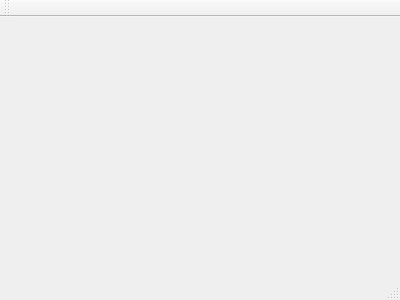
Before: the Qt Designer form qt_simple_unav_project/mainwindow.ui in officinerobotiche/simple_unav_console, drawn with Qt 5.
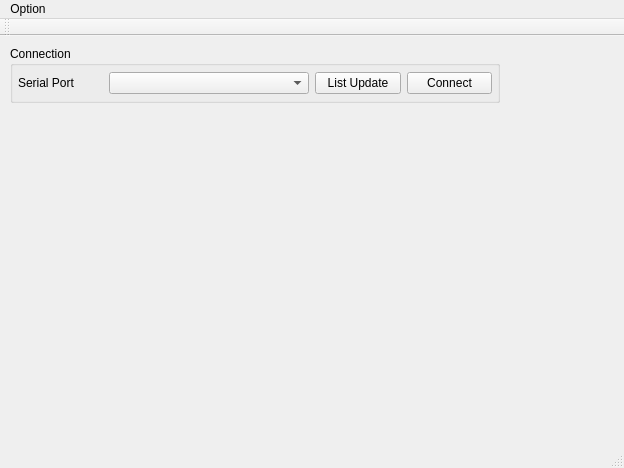
After: the same form once the commit is applied. Custom widgets are drawn as their Qt base class.

Commit message: Started GUI definition  * added GUI to set motor parameters  * added interface to connect to uNav

Patch:
```diff
--- a/qt_simple_unav_project/mainwindow.ui
+++ b/qt_simple_unav_project/mainwindow.ui
@@ -6,8 +6,8 @@
    <rect>
     <x>0</x>
     <y>0</y>
-    <width>400</width>
-    <height>300</height>
+    <width>624</width>
+    <height>468</height>
    </rect>
   </property>
   <property name="windowTitle">
@@ -17,8 +17,8 @@
    <widget class="QJoypad" name="widget" native="true">
     <property name="geometry">
      <rect>
-      <x>10</x>
-      <y>10</y>
+      <x>300</x>
+      <y>70</y>
       <width>200</width>
       <height>200</height>
      </rect>
@@ -36,16 +36,103 @@
      </size>
     </property>
    </widget>
+   <widget class="QGroupBox" name="groupBox_17">
+    <property name="geometry">
+     <rect>
+      <x>10</x>
+      <y>10</y>
+      <width>490</width>
+      <height>57</height>
+     </rect>
+    </property>
+    <property name="title">
+     <string>Connection</string>
+    </property>
+    <layout class="QGridLayout" name="gridLayout_18">
+     <property name="leftMargin">
+      <number>5</number>
+     </property>
+     <property name="topMargin">
+      <number>5</number>
+     </property>
+     <property name="rightMargin">
+      <number>5</number>
+     </property>
+     <property name="bottomMargin">
+      <number>5</number>
+     </property>
+     <property name="spacing">
+      <number>3</number>
+     </property>
+     <item row="0" column="0">
+      <layout class="QHBoxLayout" name="horizontalLayout_11">
+       <item>
+        <widget class="QLabel" name="label_7">
+         <property name="text">
+          <string>Serial Port</string>
+         </property>
+        </widget>
+       </item>
+       <item>
+        <widget class="QComboBox" name="comboBox_serial_port">
+         <property name="minimumSize">
+          <size>
+           <width>200</width>
+           <height>0</height>
+          </size>
+         </property>
+        </widget>
+       </item>
+       <item>
+        <widget class="QPushButton" name="pushButton_update_serial_list">
+         <property name="sizePolicy">
+          <sizepolicy hsizetype="Preferred" vsizetype="Fixed">
+           <horstretch>0</horstretch>
+           <verstretch>0</verstretch>
+          </sizepolicy>
+         </property>
+         <property name="text">
+          <string>List Update</string>
+         </property>
+        </widget>
+       </item>
+       <item>
+        <widget class="QPushButton" name="pushButton_connect">
+         <property name="sizePolicy">
+          <sizepolicy hsizetype="Preferred" vsizetype="Fixed">
+           <horstretch>0</horstretch>
+           <verstretch>0</verstretch>
+          </sizepolicy>
+         </property>
+         <property name="text">
+          <string>Connect</string>
+         </property>
+         <property name="checkable">
+          <bool>true</bool>
+         </property>
+        </widget>
+       </item>
+      </layout>
+     </item>
+    </layout>
+   </widget>
   </widget>
   <widget class="QMenuBar" name="menuBar">
    <property name="geometry">
     <rect>
      <x>0</x>
      <y>0</y>
-     <width>400</width>
+     <width>624</width>
      <height>25</height>
     </rect>
    </property>
+   <widget class="QMenu" name="menuOption">
+    <property name="title">
+     <string>Option</string>
+    </property>
+    <addaction name="actionParameters"/>
+   </widget>
+   <addaction name="menuOption"/>
   </widget>
   <widget class="QToolBar" name="mainToolBar">
    <attribute name="toolBarArea">
```
Left out of the diff: 5 changed lines with no effect on the pictures. The commit also changes 7 other files.
